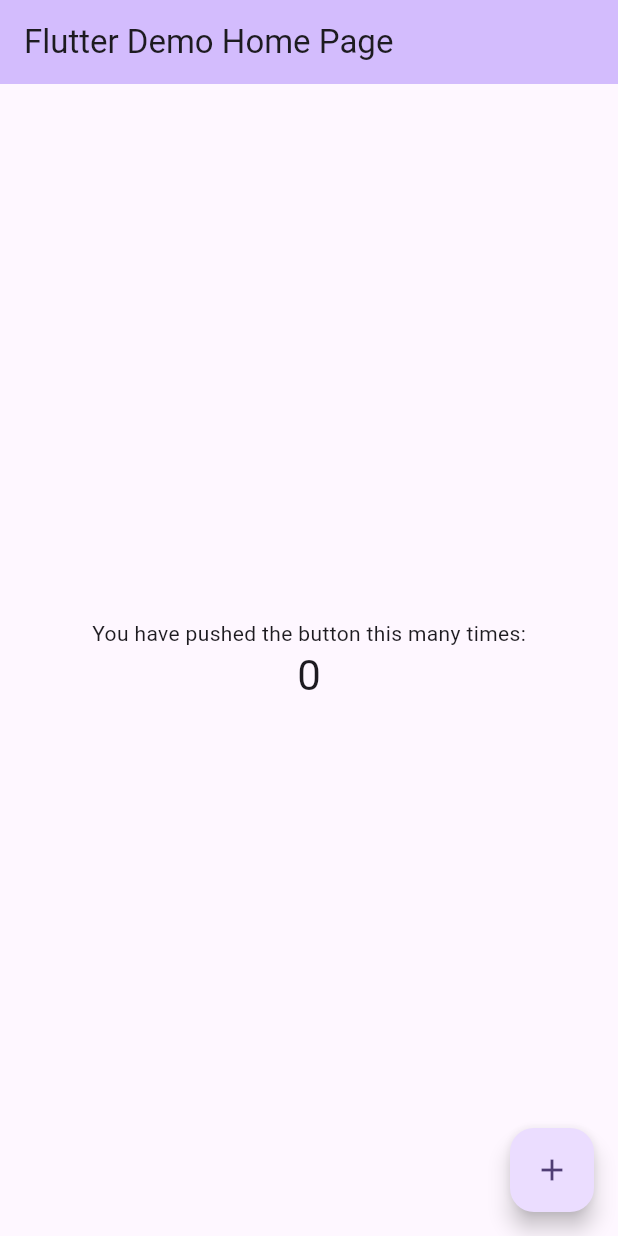
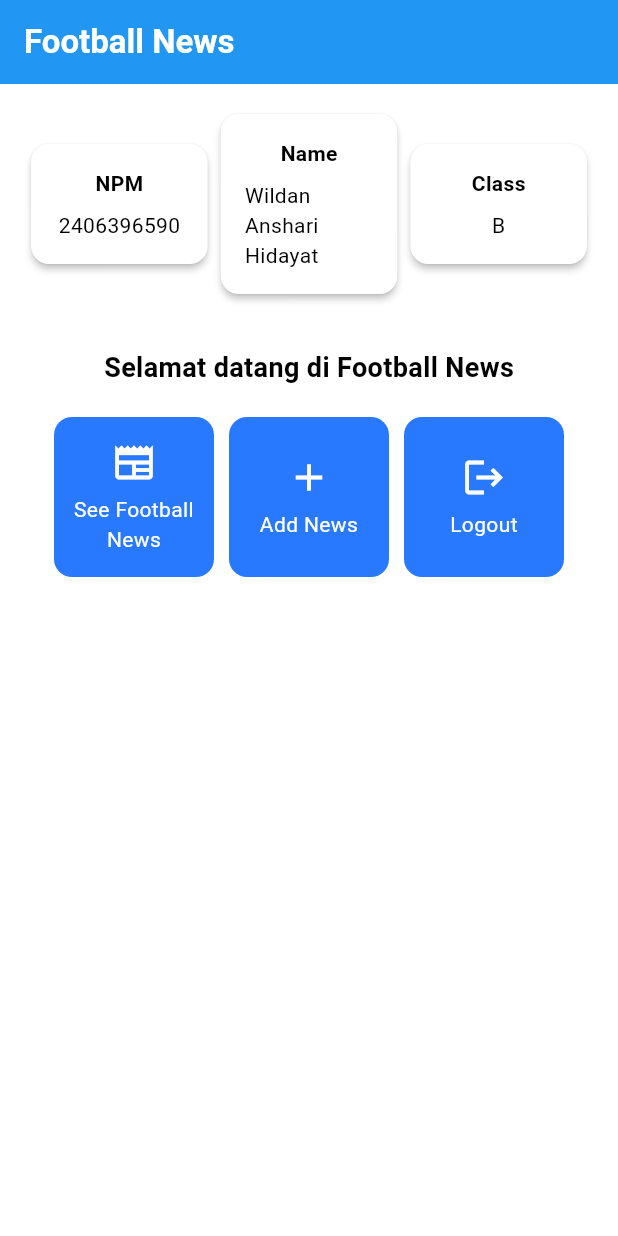
Before and after one commit to w7ldan/football-news-mobile, a Flutter app: the screen it shows after launch, on a phone screen of 412 x 824 dp. Run offline on Flutter 3.47's test engine with Material 3 defaults, Android fonts, the phone set to English and light mode, and no system bars.

Commit message:
Tutorial Done

```diff
--- a/lib/main.dart
+++ b/lib/main.dart
@@ -1,4 +1,5 @@
 import 'package:flutter/material.dart';
+import 'package:football_news/menu.dart';
 
 void main() {
   runApp(const MyApp());
@@ -13,110 +14,9 @@ class MyApp extends StatelessWidget {
     return MaterialApp(
       title: 'Flutter Demo',
       theme: ThemeData(
-        // This is the theme of your application.
-        //
-        // TRY THIS: Try running your application with "flutter run". You'll see
-        // the application has a purple toolbar. Then, without quitting the app,
-        // try changing the seedColor in the colorScheme below to Colors.green
-        // and then invoke "hot reload" (save your changes or press the "hot
-        // reload" button in a Flutter-supported IDE, or press "r" if you used
-        // the command line to start the app).
-        //
-        // Notice that the counter didn't reset back to zero; the application
-        // state is not lost during the reload. To reset the state, use hot
-        // restart instead.
-        //
-        // This works for code too, not just values: Most code changes can be
-        // tested with just a hot reload.
-        colorScheme: ColorScheme.fromSeed(seedColor: Colors.deepPurple),
+         colorScheme: ColorScheme.fromSwatch(primarySwatch: Colors.blue).copyWith(secondary: Colors.blueAccent[400]),
       ),
-      home: const MyHomePage(title: 'Flutter Demo Home Page'),
+      home: MyHomePage(),
     );
   }
 }
-
-class MyHomePage extends StatefulWidget {
-  const MyHomePage({super.key, required this.title});
-
-  // This widget is the home page of your application. It is stateful, meaning
-  // that it has a State object (defined below) that contains fields that affect
-  // how it looks.
-
-  // This class is the configuration for the state. It holds the values (in this
-  // case the title) provided by the parent (in this case the App widget) and
-  // used by the build method of the State. Fields in a Widget subclass are
-  // always marked "final".
-
-  final String title;
-
-  @override
-  State<MyHomePage> createState() => _MyHomePageState();
-}
-
-class _MyHomePageState extends State<MyHomePage> {
-  int _counter = 0;
-
-  void _incrementCounter() {
-    setState(() {
-      // This call to setState tells the Flutter framework that something has
-      // changed in this State, which causes it to rerun the build method below
-      // so that the display can reflect the updated values. If we changed
-      // _counter without calling setState(), then the build method would not be
-      // called again, and so nothing would appear to happen.
-      _counter++;
-    });
-  }
-
-  @override
-  Widget build(BuildContext context) {
-    // This method is rerun every time setState is called, for instance as done
-    // by the _incrementCounter method above.
-    //
-    // The Flutter framework has been optimized to make rerunning build methods
-    // fast, so that you can just rebuild anything that needs updating rather
-    // than having to individually change instances of widgets.
-    return Scaffold(
-      appBar: AppBar(
-        // TRY THIS: Try changing the color here to a specific color (to
-        // Colors.amber, perhaps?) and trigger a hot reload to see the AppBar
-        // change color while the other colors stay the same.
-        backgroundColor: Theme.of(context).colorScheme.inversePrimary,
-        // Here we take the value from the MyHomePage object that was created by
-        // the App.build method, and use it to set our appbar title.
-        title: Text(widget.title),
-      ),
-      body: Center(
-        // Center is a layout widget. It takes a single child and positions it
-        // in the middle of the parent.
-        child: Column(
-          // Column is also a layout widget. It takes a list of children and
-          // arranges them vertically. By default, it sizes itself to fit its
-          // children horizontally, and tries to be as tall as its parent.
-          //
-          // Column has various properties to control how it sizes itself and
-          // how it positions its children. Here we use mainAxisAlignment to
-          // center the children vertically; the main axis here is the vertical
-          // axis because Columns are vertical (the cross axis would be
-          // horizontal).
-          //
-          // TRY THIS: Invoke "debug painting" (choose the "Toggle Debug Paint"
-          // action in the IDE, or press "p" in the console), to see the
-          // wireframe for each widget.
-          mainAxisAlignment: MainAxisAlignment.center,
-          children: <Widget>[
-            const Text('You have pushed the button this many times:'),
-            Text(
-              '$_counter',
-              style: Theme.of(context).textTheme.headlineMedium,
-            ),
-          ],
-        ),
-      ),
-      floatingActionButton: FloatingActionButton(
-        onPressed: _incrementCounter,
-        tooltip: 'Increment',
-        child: const Icon(Icons.add),
-      ), // This trailing comma makes auto-formatting nicer for build methods.
-    );
-  }
-}
--- /dev/null
+++ b/lib/menu.dart
@@ -0,0 +1,190 @@
+import 'package:flutter/material.dart';
+
+
+class MyHomePage extends StatelessWidget {
+  MyHomePage({super.key}); //sudah ada pada code sebelumnya
+
+  final String nama = "Wildan Anshari Hidayat"; //nama
+  final String npm = "2406396590"; //npm
+  final String kelas = "B"; //kelas
+
+  final List<ItemHomepage> items = [
+    ItemHomepage("See Football News", Icons.newspaper),
+    ItemHomepage("Add News", Icons.add),
+    ItemHomepage("Logout", Icons.logout),
+  ];
+
+  @override
+    Widget build(BuildContext context) {
+    // Scaffold menyediakan struktur dasar halaman dengan AppBar dan body.
+    return Scaffold(
+      // AppBar adalah bagian atas halaman yang menampilkan judul.
+      appBar: AppBar(
+        // Judul aplikasi "Football News" dengan teks putih dan tebal.
+        title: const Text(
+          'Football News',
+          style: TextStyle(
+            color: Colors.white,
+            fontWeight: FontWeight.bold,
+          ),
+        ),
+        // Warna latar belakang AppBar diambil dari skema warna tema aplikasi.
+        backgroundColor: Theme.of(context).colorScheme.primary,
+      ),
+      // Body halaman dengan padding di sekelilingnya.
+      body: Padding(
+        padding: const EdgeInsets.all(16.0),
+        // Menyusun widget secara vertikal dalam sebuah kolom.
+        child: Column(
+          crossAxisAlignment: CrossAxisAlignment.center,
+          children: [
+            // Row untuk menampilkan 3 InfoCard secara horizontal.
+            Row(
+              mainAxisAlignment: MainAxisAlignment.spaceEvenly,
+              children: [
+                InfoCard(title: 'NPM', content: npm),
+                InfoCard(title: 'Name', content: nama),
+                InfoCard(title: 'Class', content: kelas),
+              ],
+            ),
+
+            // Memberikan jarak vertikal 16 unit.
+            const SizedBox(height: 16.0),
+
+            // Menempatkan widget berikutnya di tengah halaman.
+            Center(
+              child: Column(
+                // Menyusun teks dan grid item secara vertikal.
+
+                children: [
+                  // Menampilkan teks sambutan dengan gaya tebal dan ukuran 18.
+                  const Padding(
+                    padding: EdgeInsets.only(top: 16.0),
+                    child: Text(
+                      'Selamat datang di Football News',
+                      style: TextStyle(
+                        fontWeight: FontWeight.bold,
+                        fontSize: 18.0,
+                      ),
+                    ),
+                  ),
+
+                  // Grid untuk menampilkan ItemCard dalam bentuk grid 3 kolom.
+                  GridView.count(
+                    primary: true,
+                    padding: const EdgeInsets.all(20),
+                    crossAxisSpacing: 10,
+                    mainAxisSpacing: 10,
+                    crossAxisCount: 3,
+                    // Agar grid menyesuaikan tinggi kontennya.
+                    shrinkWrap: true,
+
+                    // Menampilkan ItemCard untuk setiap item dalam list items.
+                    children: items.map((ItemHomepage item) {
+                      return ItemCard(item);
+                    }).toList(),
+                  ),
+                ],
+              ),
+            ),
+          ],
+        ),
+      ),
+    );
+    }
+}
+
+
+class InfoCard extends StatelessWidget {
+  // Kartu informasi yang menampilkan title dan content.
+
+  final String title;  // Judul kartu.
+  final String content;  // Isi kartu.
+
+  const InfoCard({super.key, required this.title, required this.content});
+
+  @override
+  Widget build(BuildContext context) {
+    return Card(
+      // Membuat kotak kartu dengan bayangan dibawahnya.
+      elevation: 2.0,
+      child: Container(
+        // Mengatur ukuran dan jarak di dalam kartu.
+        width: MediaQuery.of(context).size.width / 3.5, // menyesuaikan dengan lebar device yang digunakan.
+        padding: const EdgeInsets.all(16.0),
+        // Menyusun title dan content secara vertikal.
+        child: Column(
+          children: [
+            Text(
+              title,
+              style: const TextStyle(fontWeight: FontWeight.bold),
+            ),
+            const SizedBox(height: 8.0),
+            Text(content),
+          ],
+        ),
+      ),
+    );
+  }
+}
+
+class ItemHomepage {
+ final String name;
+ final IconData icon;
+
+ ItemHomepage(this.name, this.icon);
+}
+
+class ItemCard extends StatelessWidget {
+  // Menampilkan kartu dengan ikon dan nama.
+
+  final ItemHomepage item;
+
+  const ItemCard(this.item, {super.key});
+
+  @override
+  Widget build(BuildContext context) {
+    return Material(
+      // Menentukan warna latar belakang dari tema aplikasi.
+      color: Theme.of(context).colorScheme.secondary,
+      // Membuat sudut kartu melengkung.
+      borderRadius: BorderRadius.circular(12),
+
+      child: InkWell(
+        // Aksi ketika kartu ditekan.
+        onTap: () {
+          // Menampilkan pesan SnackBar saat kartu ditekan.
+          ScaffoldMessenger.of(context)
+            ..hideCurrentSnackBar()
+            ..showSnackBar(
+              SnackBar(content: Text("Kamu telah menekan tombol ${item.name}!"))
+            );
+        },
+        // Container untuk menyimpan Icon dan Text
+        child: Container(
+          padding: const EdgeInsets.all(8),
+          child: Center(
+            child: Column(
+              // Menyusun ikon dan teks di tengah kartu.
+              mainAxisAlignment: MainAxisAlignment.center,
+              children: [
+                Icon(
+                  item.icon,
+                  color: Colors.white,
+                  size: 30.0,
+                ),
+                const Padding(padding: EdgeInsets.all(3)),
+                Text(
+                  item.name,
+                  textAlign: TextAlign.center,
+                  style: const TextStyle(color: Colors.white),
+                ),
+              ],
+            ),
+          ),
+        ),
+      ),
+    );
+  }
+
+}
```
